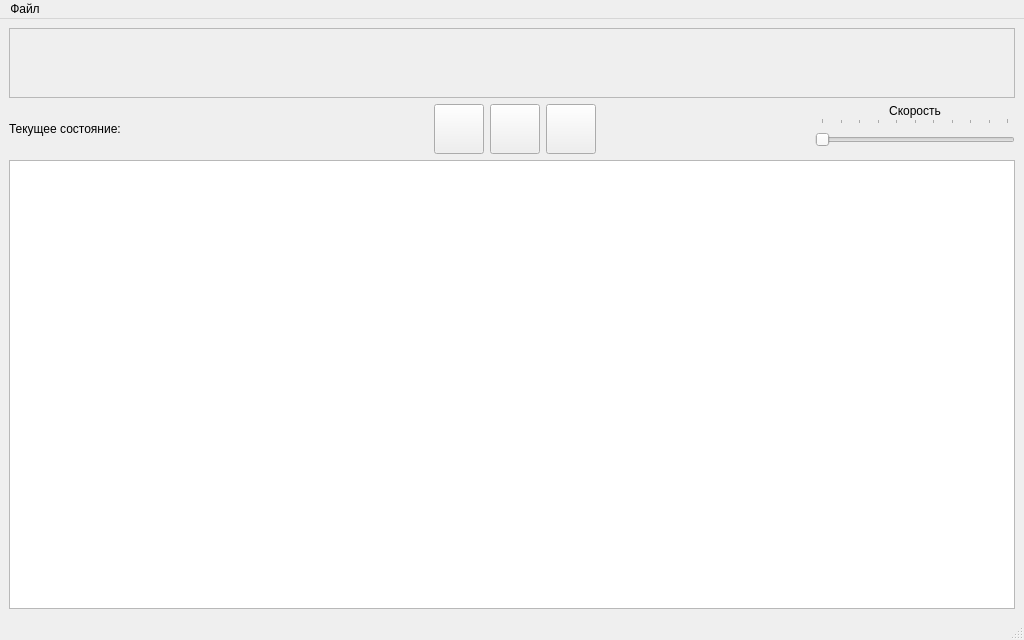
Above: src/ui/mainwindow.ui from 0x20cd/turing before the change. Below: the same form after it.
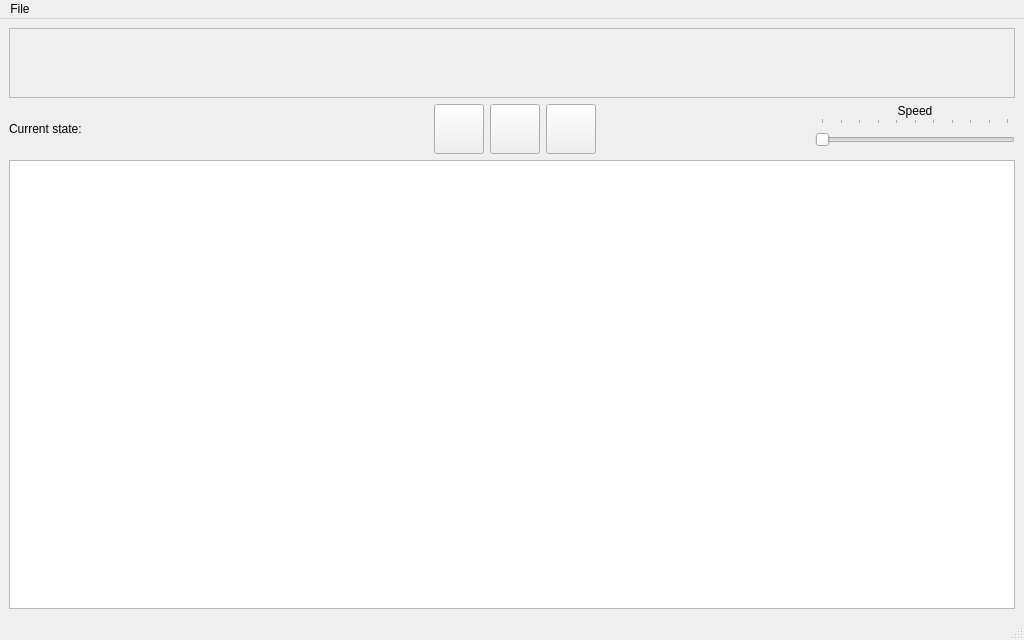
That is the form after the change. Icons and pictures are not drawn.

```diff
--- a/src/ui/mainwindow.ui
+++ b/src/ui/mainwindow.ui
@@ -47,7 +47,7 @@
          <string notr="true">color: rgb(0, 0, 0);</string>
         </property>
         <property name="text">
-         <string>Текущее состояние:</string>
+         <string>Current state:</string>
         </property>
        </widget>
       </item>
@@ -218,7 +218,7 @@
            <enum>QFrame::NoFrame</enum>
           </property>
           <property name="text">
-           <string>Скорость</string>
+           <string>Speed</string>
           </property>
           <property name="alignment">
            <set>Qt::AlignCenter</set>
@@ -351,7 +351,7 @@
    </property>
    <widget class="QMenu" name="menu">
     <property name="title">
-     <string>Файл</string>
+     <string>File</string>
     </property>
     <addaction name="actionLoadProgram"/>
     <addaction name="separator"/>
```
Left out of the diff: 8 changed lines with no effect on the pictures.
